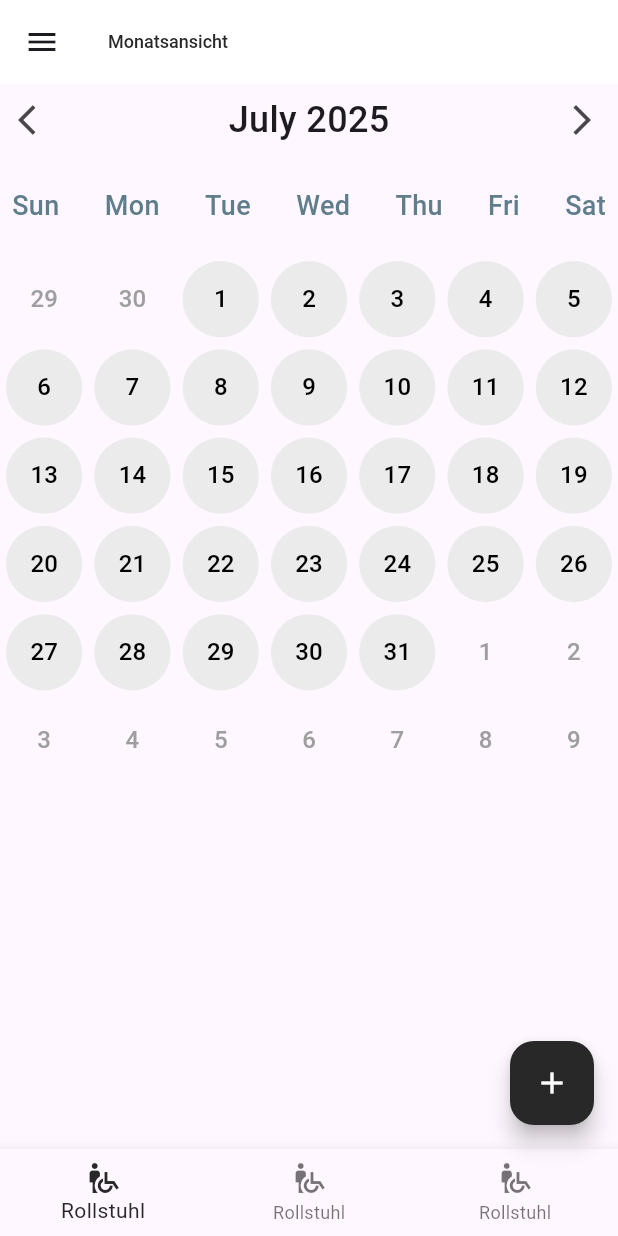
After one commit to erikherrmann1807/fuzzy-guacamole, a Flutter app: the EventCalendarScreen screen opened by its route, after a tap on the "arrow back ios" icon, on a phone screen of 412 x 824 dp. The commit adds this screen. Run offline on Flutter 3.47's test engine with Material 3 defaults, Android fonts, the phone set to English and light mode, and no system bars; our stand-ins replace cloud_firestore, firebase_auth, firebase_core, flutter_dotenv, flutter_riverpod, form_field_validator and 2 more; missing offline and left inert: syncfusion_flutter_core; accounts and stored records are empty.

Commit message:
Switching from syncfusion to own calendar

```diff
--- a/lib/main.dart
+++ b/lib/main.dart
@@ -7,6 +7,7 @@ import 'package:fuzzy_guacamole/screens/accountmanagement/account_management_scr
 import 'package:fuzzy_guacamole/screens/auth/auth_layout.dart';
 import 'package:fuzzy_guacamole/screens/auth/login_screen.dart';
 import 'package:fuzzy_guacamole/screens/auth/register_screen.dart';
+import 'package:fuzzy_guacamole/screens/calendar/views/calendar_month.dart';
 import 'package:fuzzy_guacamole/screens/settings/settingsmenu.dart';
 import 'package:firebase_core/firebase_core.dart';
 import 'package:fuzzy_guacamole/screens/calendar/calendar_screen.dart';
@@ -43,6 +44,7 @@ class MyApp extends StatelessWidget {
         '/loginScreen': (context) => LoginScreen(),
         '/settingsScreen': (context) => SettingsMenu(),
         '/eventCalendar': (context) => EventCalendarScreen(),
+        '/calendarMonth': (context) => MonthlyScreen(),
         '/registerScreen': (context) => RegisterScreen(),
         '/authLayout': (context) => AuthLayout(),
         '/accountManagementScreen': (context) => AccountManagementScreen(),
--- a/lib/screens/calendar/calendar_screen.dart
+++ b/lib/screens/calendar/calendar_screen.dart
@@ -10,11 +10,13 @@ import 'package:fuzzy_guacamole/drawer.dart';
 import 'package:fuzzy_guacamole/providers/firebase_firestore_provider.dart';
 import 'package:fuzzy_guacamole/providers/meetings_provider.dart';
 import 'package:fuzzy_guacamole/screens/auth/app_loading_page.dart';
+import 'package:fuzzy_guacamole/screens/calendar/views/calendar_month.dart';
 import 'package:fuzzy_guacamole/styles/colors.dart';
 import 'package:fuzzy_guacamole/styles/styles.dart';
 import 'package:fuzzy_guacamole/utils/utils.dart';
 import 'package:intl/intl.dart';
 import 'package:syncfusion_flutter_calendar/calendar.dart';
+import 'package:syncfusion_flutter_core/theme.dart';
 
 import '../../providers/users_provider.dart';
 
@@ -43,6 +45,7 @@ CalendarController calendarController = CalendarController();
 
 class _EventCalendarScreenState extends ConsumerState<EventCalendarScreen> {
   final DataSource _events = DataSource(<Meeting>[]);
+  int _selectedIndex = 0;
 
   @override
   void initState() {
@@ -53,6 +56,12 @@ class _EventCalendarScreenState extends ConsumerState<EventCalendarScreen> {
     _notes = '';
     _startDate = DateTime.now();
     _endDate = DateTime.now();
+  }
+
+  void _onItemTapped(int index) {
+    setState(() {
+      _selectedIndex = index;
+    });
   }
 
   @override
@@ -67,11 +76,22 @@ class _EventCalendarScreenState extends ConsumerState<EventCalendarScreen> {
           resizeToAvoidBottomInset: false,
           drawer: MyDrawer(onViewChanged: changeView, username: username),
           appBar: getAppBar(),
-          body: EventCalendarView(onCalendarLongPressed: onCalendarLongPress, dataSource: _events),
+          body: MonthlyScreen(),
+          //body: EventCalendarView(onCalendarLongPressed: onCalendarLongPress, dataSource: _events),
+          bottomNavigationBar: BottomNavigationBar(
+              items: [
+                BottomNavigationBarItem(icon: Icon(Icons.wheelchair_pickup), label: "Rollstuhl"),
+                BottomNavigationBarItem(icon: Icon(Icons.wheelchair_pickup), label: "Rollstuhl"),
+                BottomNavigationBarItem(icon: Icon(Icons.wheelchair_pickup), label: "Rollstuhl"),
+              ],
+            currentIndex: _selectedIndex,
+            selectedItemColor: MyColors.raisinBlack,
+            onTap: _onItemTapped,
+          ),
           floatingActionButton: FloatingActionButton(
-              backgroundColor: MyColors.buttonColor,
+              backgroundColor: MyColors.raisinBlack,
               onPressed: () => onButtonPress(),
-              child: Icon(Icons.add, color: Colors.black,)),
+              child: Icon(Icons.add, color: MyColors.white,)),
         );
       },
       loading: () => AppLoadingPage(),
@@ -84,7 +104,7 @@ class _EventCalendarScreenState extends ConsumerState<EventCalendarScreen> {
       case CalendarView.month:
         return AppBar(
             title: const Text('Monatsansicht'),
-          backgroundColor: MyColors.appBarColor,
+          backgroundColor: MyColors.white,
           titleTextStyle: agendaText,
         );
       case CalendarView.day:
--- a/lib/screens/calendar/month_view.dart
+++ b/lib/screens/calendar/month_view.dart
@@ -7,45 +7,48 @@ class EventCalendarView extends StatelessWidget {
 
   @override
   Widget build(BuildContext context) {
-    return SafeArea(
+    return SfCalendarTheme(
+        data: SfCalendarThemeData(
+          todayHighlightColor: MyColors.todayColor,
+          todayBackgroundColor: MyColors.grey,
+          viewHeaderDayTextStyle: viewHeaderText,
+          viewHeaderBackgroundColor: MyColors.white,
+          viewHeaderDateTextStyle: viewHeaderText,
+        ),
+        child: SafeArea(
           child: SfCalendar(
             view: CalendarView.month,
             controller: calendarController,
             firstDayOfWeek: 1,
-          viewHeaderStyle: ViewHeaderStyle(
-              backgroundColor: MyColors.viewHeader,
-            dayTextStyle: viewHeaderText
-          ),
-          todayHighlightColor: MyColors.todayColor,
             todayTextStyle: todayText,
             cellBorderColor: Colors.grey,
             dataSource: dataSource,
             onLongPress: onCalendarLongPressed,
             showTodayButton: true,
             appointmentTimeTextFormat: 'HH:mm',
-          selectionDecoration: BoxDecoration(border: BoxBorder.all(color: MyColors.cellBorderColor)),
+            selectionDecoration: BoxDecoration(border: BoxBorder.all(color: Colors.grey)),
             headerStyle: CalendarHeaderStyle(
-              backgroundColor: MyColors.appBarColor,
+                backgroundColor: MyColors.white,
                 textStyle: viewHeaderText
             ),
             monthViewSettings: MonthViewSettings(
               appointmentDisplayMode: MonthAppointmentDisplayMode.appointment,
               showAgenda: true,
+              showTrailingAndLeadingDates: false,
               monthCellStyle: MonthCellStyle(
-                backgroundColor: MyColors.calendarBackground,
-              leadingDatesBackgroundColor: MyColors.inactiveCells,
-              trailingDatesBackgroundColor: MyColors.inactiveCells
+                backgroundColor: MyColors.grey,
               ),
               agendaViewHeight: 250,
               agendaStyle: AgendaStyle(
                   appointmentTextStyle: agendaText,
                   dateTextStyle: agendaDateText,
                   dayTextStyle: agendaDateText,
-              backgroundColor: MyColors.agendaBackground,
+                  backgroundColor: MyColors.white,
                   placeholderTextStyle: agendaText
               ),
             ),
           ),
+        )
     );
   }
 }
--- /dev/null
+++ b/lib/screens/calendar/views/calendar_month.dart
@@ -0,0 +1,143 @@
+import 'package:flutter/material.dart';
+import 'package:fuzzy_guacamole/styles/colors.dart';
+import 'package:gap/gap.dart';
+
+class MonthlyScreen extends StatefulWidget {
+  const MonthlyScreen({super.key});
+
+  @override
+  State<MonthlyScreen> createState() => _MonthlyScreenState();
+}
+
+class _MonthlyScreenState extends State<MonthlyScreen> {
+  late DateTime currentMonth;
+  late List<DateTime> datesGrid;
+
+  @override
+  void initState() {
+    super.initState();
+    currentMonth = DateTime.now();
+    datesGrid = _generateDatesGrid(currentMonth);
+  }
+
+  List<DateTime> _generateDatesGrid(DateTime month) {
+    int numDays = DateTime(month.year, month.month + 1, 0).day;
+    int firstWeekday = DateTime(month.year, month.month, 1).weekday % 7;
+    List<DateTime> dates = [];
+
+    // Fill previous month's dates
+    DateTime previousMonth = DateTime(month.year, month.month - 1);
+    int previousMonthLastDay =
+        DateTime(previousMonth.year, previousMonth.month + 1, 0).day;
+    for (int i = firstWeekday; i > 0; i--) {
+      dates.add(DateTime(previousMonth.year, previousMonth.month,
+          previousMonthLastDay - i + 1));
+    }
+
+    // Fill current month's dates
+    for (int day = 1; day <= numDays; day++) {
+      dates.add(DateTime(month.year, month.month, day));
+    }
+
+    // Fill next month's dates
+    int remainingBoxes = 42 - dates.length; // 6 weeks * 7 days
+    for (int day = 1; day <= remainingBoxes; day++) {
+      dates.add(DateTime(month.year, month.month + 1, day));
+    }
+
+    return dates;
+  }
+
+  void _changeMonth(int offset) {
+    setState(() {
+      currentMonth = DateTime(currentMonth.year, currentMonth.month + offset);
+      datesGrid = _generateDatesGrid(currentMonth);
+    });
+  }
+
+  @override
+  Widget build(BuildContext context) {
+    return Column(
+      children: [
+        Row(
+          mainAxisAlignment: MainAxisAlignment.spaceBetween,
+          children: [
+            IconButton(
+              icon: const Icon(Icons.arrow_back_ios),
+              onPressed: () => _changeMonth(-1),
+            ),
+            Text(
+              '${_monthName(currentMonth.month)} ${currentMonth.year}',
+              style: const TextStyle(fontSize: 24, fontWeight: FontWeight.w500),
+            ),
+            IconButton(
+              icon: const Icon(Icons.arrow_forward_ios),
+              onPressed: () => _changeMonth(1),
+            ),
+          ],
+        ),
+        const Gap(12),
+        Padding(
+          padding: const EdgeInsets.all(8.0),
+          child: Row(
+            mainAxisAlignment: MainAxisAlignment.spaceBetween,
+            children: List.generate(
+                7,
+                    (index) => Text(
+                  ['Sun', 'Mon', 'Tue', 'Wed', 'Thu', 'Fri', 'Sat'][index],
+                  style: const TextStyle(
+                      fontWeight: FontWeight.w500,
+                      fontSize: 18,
+                      color: Colors.blueGrey),
+                )),
+          ),
+        ),
+        const Gap(12),
+        Flexible(
+          child: GridView.builder(
+            gridDelegate: const SliverGridDelegateWithFixedCrossAxisCount(
+                crossAxisCount: 7),
+            itemCount: datesGrid.length,
+            itemBuilder: (context, index) {
+              DateTime date = datesGrid[index];
+              bool isCurrentMonth = date.month == currentMonth.month;
+              return Padding(
+                padding: const EdgeInsets.all(4.0),
+                child: CircleAvatar(
+                  backgroundColor: isCurrentMonth
+                      ? MyColors.grey
+                      : Colors.transparent,
+                  child: Text(
+                    date.day.toString(),
+                    style: TextStyle(
+                      fontWeight: FontWeight.w500,
+                      fontSize: 16,
+                      color: isCurrentMonth ? Colors.black : Colors.grey,
+                    ),
+                  ),
+                ),
+              );
+            },
+          ),
+        ),
+      ],
+    );
+  }
+
+  String _monthName(int monthNumber) {
+    return [
+      'January',
+      'February',
+      'March',
+      'April',
+      'May',
+      'June',
+      'July',
+      'August',
+      'September',
+      'October',
+      'November',
+      'December'
+    ][monthNumber - 1];
+  }
+}
--- a/lib/styles/colors.dart
+++ b/lib/styles/colors.dart
@@ -1,12 +1,11 @@
 import 'package:flutter/material.dart';
 
 class MyColors {
-  // static const appBarColor = Color(0xFF8E8B98);
-  // static const viewHeader = Color(0xFFACA8B8);
-  // static const inactiveCells = Color(0xFFC8C5D3);
-  // static const calendarBackground = Color(0xFFD3D0DC);
-  // static const agendaBackground = Color(0xFFAAA8B3);
-  // static const buttonColor = Color(0xFFD3D0DC);
+  static const raisinBlack = Color(0xFF282828);
+  static const white = Color(0xFFFFFFFF);
+  static const grey = Color(0xFFEBEBEB);
+  static const todayColor = Color(0xFFF5F5F5);
+
 
   static const appBarColor = Color(0xFF68805B);
   static const viewHeader = Color(0xFF849D72);
@@ -16,7 +15,6 @@ class MyColors {
   static const buttonColor = Color(0xFFA4B793);
 
 
-  static const todayColor = Color(0xFFDDEDAA);
   static const cellBorderColor = Color(0xFF717744);
   static const black = Color(0xff1f1f1f);
 }
--- a/lib/styles/styles.dart
+++ b/lib/styles/styles.dart
@@ -9,12 +9,12 @@ class Font {
 }
 
 const meetingNameCalendar =
-    TextStyle(color: MyColors.black, fontWeight: FontWeight.w500, fontSize: 13);
+    TextStyle(color: MyColors.raisinBlack, fontWeight: FontWeight.w500, fontSize: 13);
 const todayText =
-    TextStyle(color: MyColors.black, fontWeight: FontWeight.w400, fontSize: 11);
+    TextStyle(color: MyColors.raisinBlack, fontWeight: FontWeight.w400, fontSize: 11);
 const agendaText =
-    TextStyle(color: Colors.white, fontWeight: FontWeight.w500, fontSize: 12);
+    TextStyle(color: MyColors.raisinBlack, fontWeight: FontWeight.w500, fontSize: 12);
 const viewHeaderText =
-    TextStyle(color: Colors.white, fontWeight: FontWeight.w800, fontSize: 11);
+    TextStyle(color: MyColors.raisinBlack, fontWeight: FontWeight.w800, fontSize: 11);
 const agendaDateText =
-    TextStyle(color: Colors.white, fontWeight: FontWeight.w600, fontSize: 14);
+    TextStyle(color: MyColors.raisinBlack, fontWeight: FontWeight.w600, fontSize: 14);
--- a/pubspec.yaml
+++ b/pubspec.yaml
@@ -47,6 +47,7 @@ dependencies:
   intl: ^0.20.2
   fake_cloud_firestore: ^3.1.0
   mocktail: ^1.0.4
+  gap: ^3.0.1
 
 dev_dependencies:
   flutter_test:
```
Lines whose indentation alone changed are shown as unchanged.
